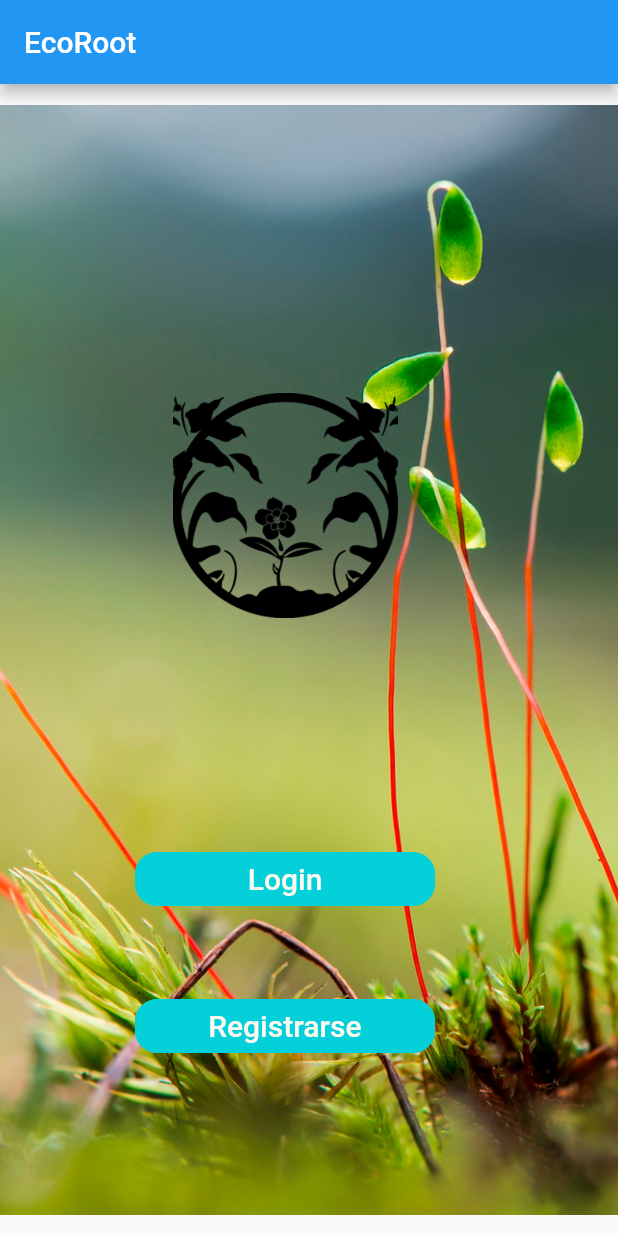
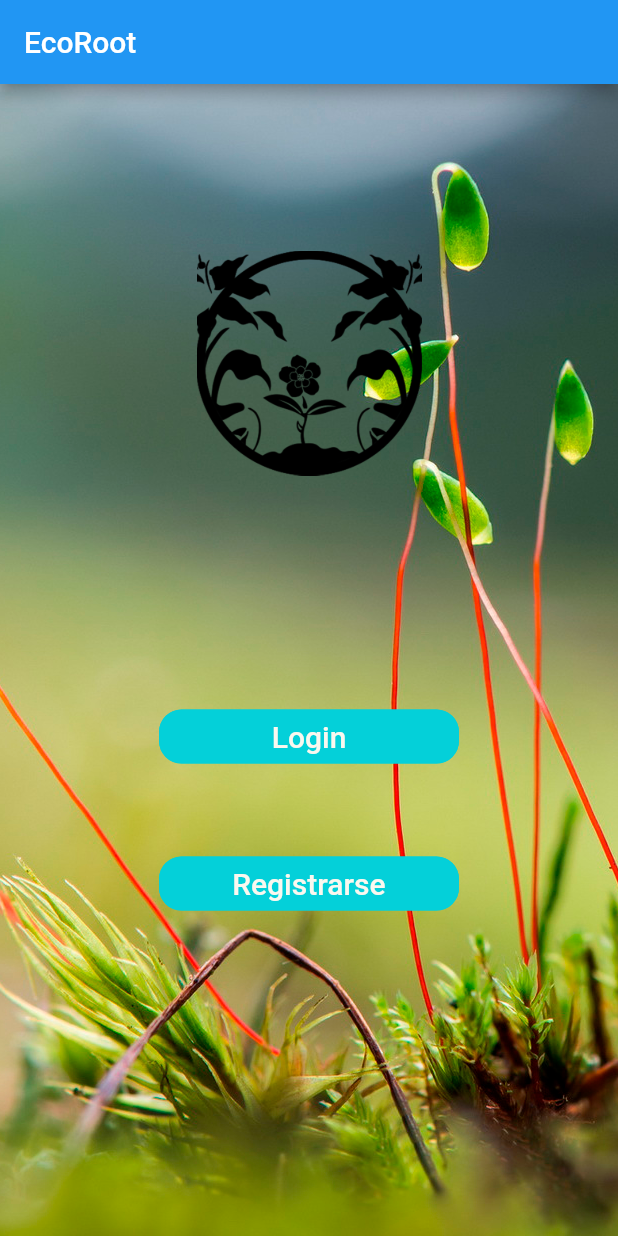
Before and after one commit to Anderxd14/AppFlutter, a Flutter app: the screen it shows after launch, on a phone screen of 412 x 824 dp. Run offline on Flutter 3.47's test engine with Material 2 defaults, Android fonts, the phone set to English and light mode, and no system bars.

Commit message:
se une version local con remota

```diff
--- a/flutter_application_1/lib/models/usuarios.dart
+++ b/flutter_application_1/lib/models/usuarios.dart
@@ -1,6 +1,7 @@
 // ignore_for_file: unused_import
 
 import 'package:flutter/material.dart';
+import 'package:flutter_application_1/models/jardineros.dart';
 
 class Usuarios {
   final int id;
@@ -8,6 +9,7 @@ class Usuarios {
   final String password;
   final String token;
   final String createdAT;
+  //final Jardineros jardinero;
 
   Usuarios({
     required this.id,
@@ -15,6 +17,7 @@ class Usuarios {
     required this.password,
     required this.token,
     required this.createdAT,
+    //required this.jardinero,
   });
 
   factory Usuarios.fromJson(Map<String, dynamic> json) {
@@ -25,6 +28,7 @@ class Usuarios {
       password: json['password'] ?? "contraseña",
       token: json['token'].toString(),
       createdAT: json['created_at'] ?? "fecha",
+      //jardinero: json['jardinero'] != null ? Jardineros.fromJson(json['jardinero']) : null,
     );
   }
 }
--- a/flutter_application_1/lib/pages/pagesPortal.dart
+++ b/flutter_application_1/lib/pages/pagesPortal.dart
@@ -1,5 +1,3 @@
-// ignore_for_file: file_names, use_key_in_widget_constructors
-
 import 'package:flutter/material.dart';
 import 'package:flutter_application_1/pages/formJardinero.dart';
 import 'package:flutter_application_1/pages/pagesLogin.dart';
@@ -21,20 +19,17 @@ class _PagesPortadaState extends State<PagesPortada> {
         title: const Text('EcoRoot'),
       ),
       body: Center(
-        child: Stack(
-          alignment: Alignment.center,
-          children: [
-            Image.asset(
-              'assets/PlantaF.png',
-              width: 500,
-              height: 740,
+        child: Container(
+          width: double.infinity,
+          height: double.infinity,
+          decoration: BoxDecoration(
+            image: DecorationImage(
+              image: AssetImage('assets/PlantaF.png'),
               fit: BoxFit.cover,
             ),
-          ],
           ),
-      ),
-      floatingActionButton: Column(
-        mainAxisAlignment: MainAxisAlignment.end,
+          child: Column(
+            mainAxisAlignment: MainAxisAlignment.center,
             children: [
               Image.asset(
                 'assets/logo.png',
@@ -42,12 +37,8 @@ class _PagesPortadaState extends State<PagesPortada> {
                 height: 150,
                 fit: BoxFit.cover,
               ),
-          Container(
-            height: 150,
-          ),
-          Container(
-            alignment: Alignment.center,
-            child: SizedBox(
+              const SizedBox(height: 150),
+              SizedBox(
                 width: 200,
                 child: OutlinedButton(
                   onPressed: () {
@@ -75,11 +66,8 @@ class _PagesPortadaState extends State<PagesPortada> {
                   ),
                 ),
               ),
-          ),
               const SizedBox(height: 50),
-          Container(
-            alignment: Alignment.center,
-            child: SizedBox(
+              SizedBox(
                 width: 200,
                 child: OutlinedButton(
                   onPressed: () {
@@ -107,11 +95,10 @@ class _PagesPortadaState extends State<PagesPortada> {
                   ),
                 ),
               ),
+              const SizedBox(height: 100),
+            ],
           ),
-          Container(
-            height: 100,
         ),
-        ],
       ),
     );
   }
```
Also changed, not shown: flutter_application_1/lib/pages/menu.dart (+7 -6 lines), flutter_application_1/lib/pages/pagesLogin.dart (+5 -3 lines), flutter_application_1/lib/pages/pagesUser.dart (+95 -47 lines). Lines whose indentation alone changed are shown as unchanged.
